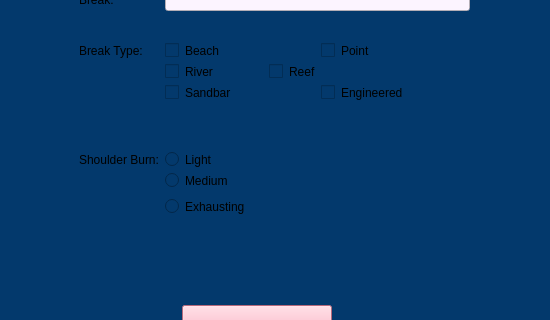
Old version of the form gui/main_widget/ui/wsl_analytics_ui.ui in the repository rhill5555/py-widget-surfing; both pictures show x 88 to 638 and y 408 to 728 of the 1100 by 900 pixel window.
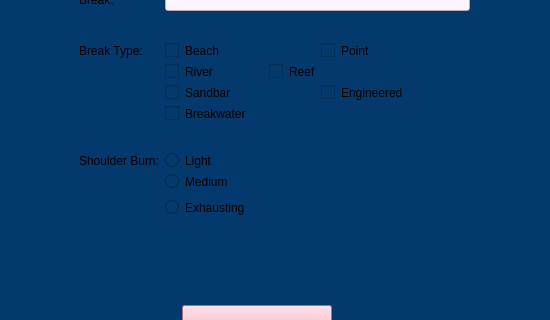
New version of the form.

Commit message: Added Breakwater Break Type

Patch:
```diff
--- a/gui/main_widget/ui/wsl_analytics_ui.ui
+++ b/gui/main_widget/ui/wsl_analytics_ui.ui
@@ -796,6 +796,13 @@
            </item>
           </layout>
          </item>
+         <item row="9" column="1">
+          <widget class="QCheckBox" name="BreakBreakwaterBox">
+           <property name="text">
+            <string>Breakwater</string>
+           </property>
+          </widget>
+         </item>
         </layout>
        </widget>
        <widget class="QPushButton" name="BreakSubmit">
```
The commit also changes 2 other files.
